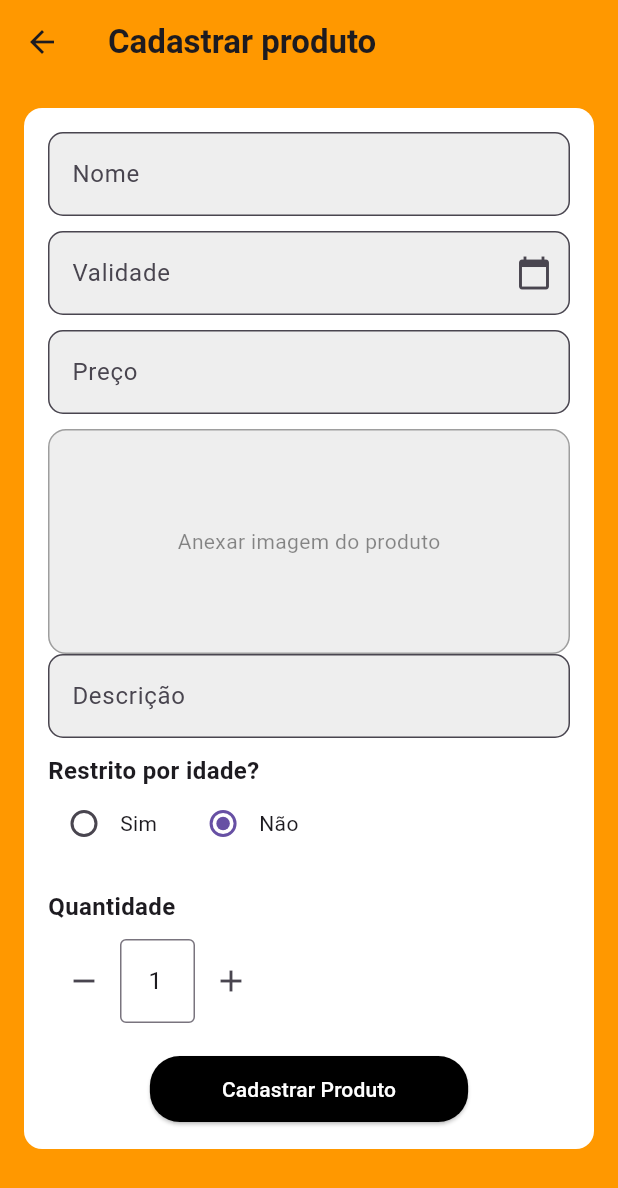
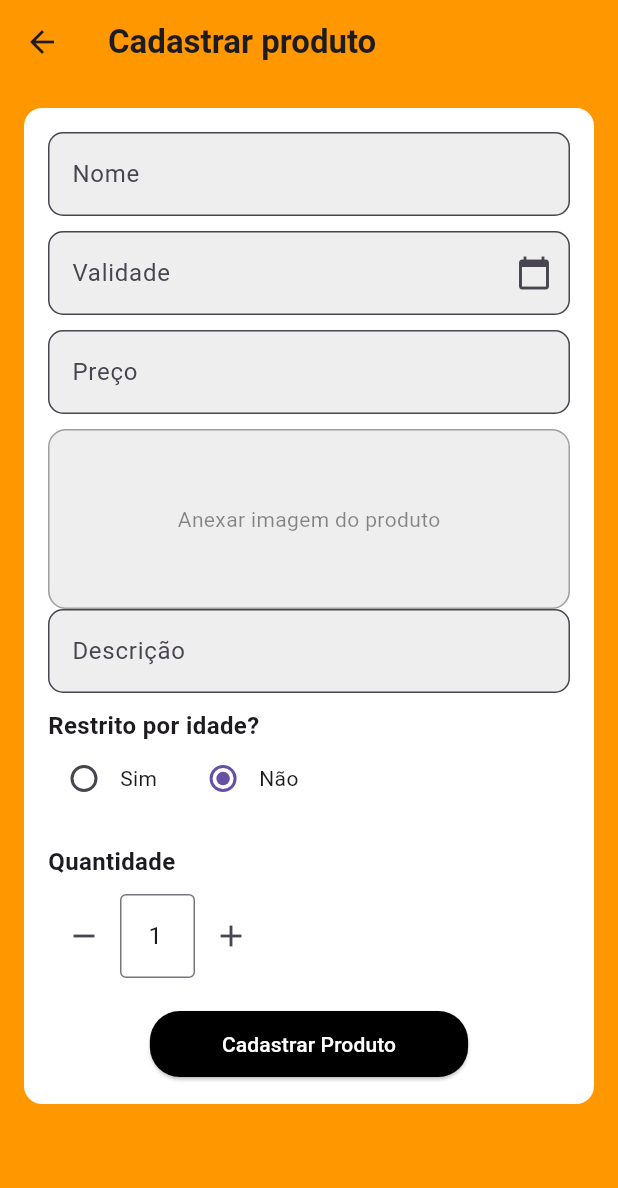
Before and after one commit to Viegas13/Rapidex, a Flutter app: the HomeFornecedorScreen screen opened directly, after a tap on the "add" icon, on a phone screen of 412 x 824 dp. Shown: the top 1188 px of the screen. Run offline on Flutter 3.47's test engine with Material 3 defaults, Android fonts, the phone set to English and light mode, and no system bars; our stand-ins replace image_picker, mask_text_input_formatter; missing offline and left inert: dart:ffi, flutter_email_sender, postgres.

Commit message:
Mais alguns reparos

```diff
--- a/src/view-rapidex/interfaces/lib/DTO/Produto.dart
+++ b/src/view-rapidex/interfaces/lib/DTO/Produto.dart
@@ -36,7 +36,7 @@ class Produto {
           : null, // Permite imagens nulas,
       descricao: map['descricao'] ?? '',
       fornecedorCnpj: map['fornecedor_cnpj'] ?? false,
-      restrito: map['restritoPorIdade']?.toString() == 'true',
+      restrito: map['restritoPorIdade'],
       quantidade: int.tryParse(map['quantidade'].toString()) ?? 0,
     );
   }
@@ -50,7 +50,7 @@ class Produto {
       'imagem': imagem,
       'descricao': descricao,
       'fornecedor_cnpj': fornecedorCnpj,
-      'restritoPorIdade': restrito.toString(),
+      'restritoPorIdade': restrito,
       'quantidade': quantidade,
     };
   }
--- a/src/view-rapidex/interfaces/lib/View/IAdicionarProduto.dart
+++ b/src/view-rapidex/interfaces/lib/View/IAdicionarProduto.dart
@@ -239,7 +239,7 @@ void exibirMensagem(String mensagem) {
                     child: Stack(
                       children: [
                         Container(
-                          height: 150,
+                          height: 120,
                           decoration: BoxDecoration(
                             color: Colors.grey[200],
                             borderRadius: BorderRadius.circular(12),
--- a/src/view-rapidex/interfaces/lib/banco_de_dados/DAO/ProdutoDAO.dart
+++ b/src/view-rapidex/interfaces/lib/banco_de_dados/DAO/ProdutoDAO.dart
@@ -23,7 +23,7 @@ class ProdutoDAO {
       await conexaoDB.connection.query(
         '''
         INSERT INTO produto (nome, validade, preco, imagem, descricao, fornecedor_cnpj, restritoPorIdade, quantidade)
-        VALUES (@nome, @validade, @preco, @imagem, @descricao, @fornecedor, @restrito, @quantidade) RETURNING produto_id
+        VALUES (@nome, @validade, @preco, @imagem, @descricao, @fornecedor_cnpj, @restritoPorIdade, @quantidade) RETURNING produto_id
         ''',
         substitutionValues: produto,
       );
```
Also changed, not shown: src/view-rapidex/interfaces/lib/View/IEditarProduto.dart (+4 -4 lines).
